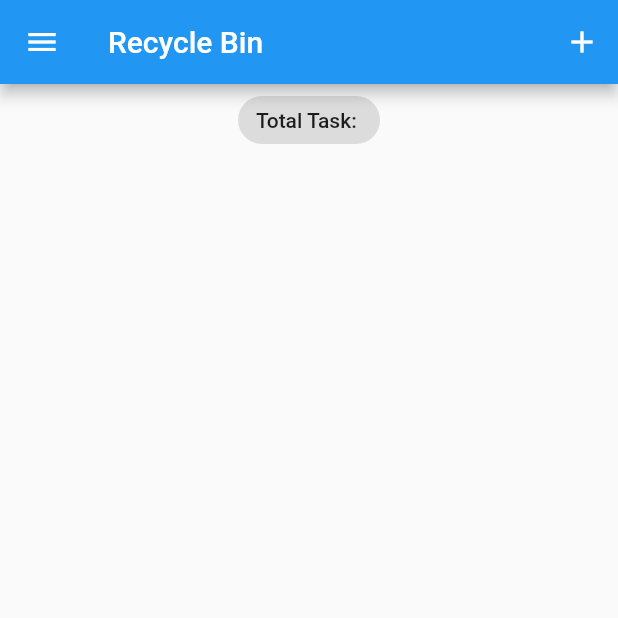
After one commit to Neloy-SWE/Daily-Plans, a Flutter app: the RecycleBin screen opened directly, on a phone screen of 412 x 824 dp, the top half of it. The commit adds this screen. Run offline on Flutter 3.47's test engine with Material 2 defaults, Android fonts, the phone set to English and light mode, and no system bars; our stand-ins replace equatable; statements that could not run were skipped.

Commit message:
recycle bin screen addee

```diff
--- /dev/null
+++ b/lib/screens/screen_recyle_bin.dart
@@ -0,0 +1,37 @@
+import 'package:flutter/material.dart';
+
+import '../components/custom_app_bar.dart';
+import '../components/custom_drawer.dart';
+import '../components/custom_task_list.dart';
+import '../utilities/strings.dart';
+
+class RecycleBin extends StatelessWidget {
+  const RecycleBin({Key? key}) : super(key: key);
+
+  @override
+  Widget build(BuildContext context) {
+    return Scaffold(
+      appBar: CustomAppBar(
+        title: AllText.recycleBin,
+        onTap: () => {},
+      ),
+      drawer: MyDrawer(),
+      body: Column(
+        crossAxisAlignment: CrossAxisAlignment.center,
+        children: [
+          // task count result
+          Center(
+            child: Chip(
+              label: Text(
+                "${AllText.totalTaskColon}",
+              ),
+            ),
+          ),
+
+          // task list
+          TaskList(taskList: []),
+        ],
+      ),
+    );
+  }
+}
--- a/lib/utilities/strings.dart
+++ b/lib/utilities/strings.dart
@@ -8,4 +8,5 @@ class AllText {
   static const String totalTaskColon = "Total Task: ";
   static const String myTasks = "My Tasks";
   static const String bin = "Bin";
+  static const String recycleBin = "Recycle Bin";
 }
```
